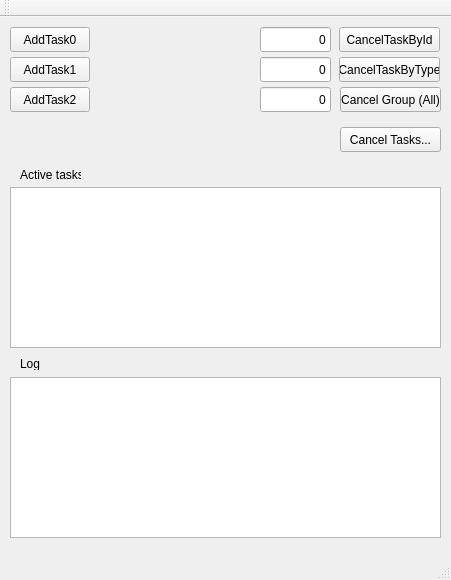
Qt form example/mainwindow.ui (valeksan/CoreTemplate) before a commit.
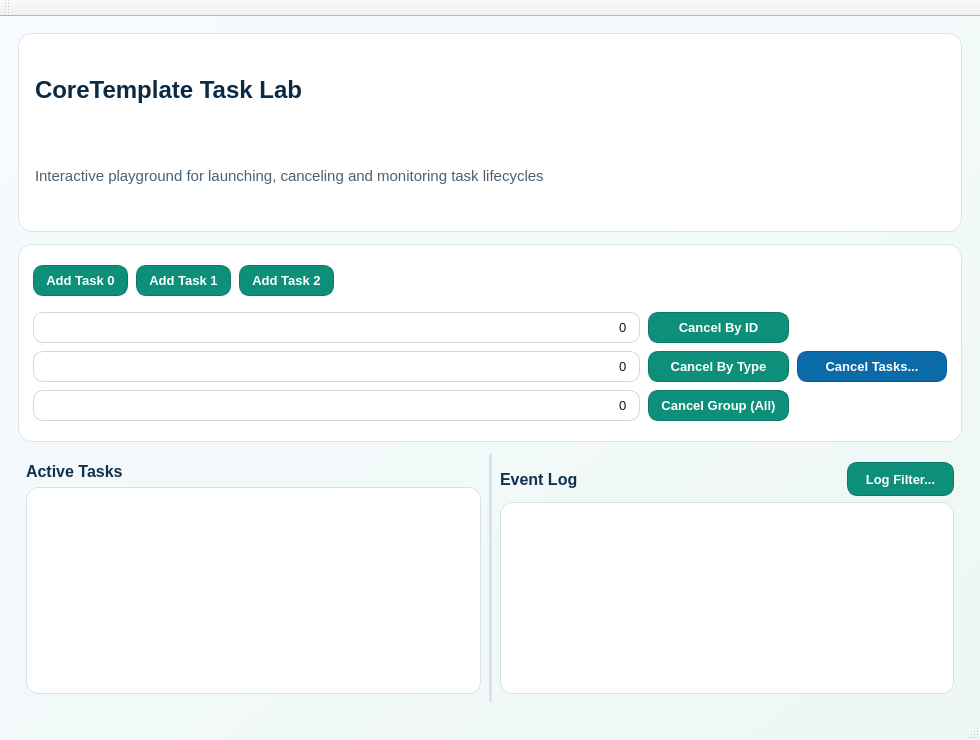
The same form after that commit.

Commit message: feat: redesign ExampleApp UI in .ui, improve adaptive layout and task-cancel UX, add cancellation API aliases and tests

What changed in the file:
```diff
--- a/example/mainwindow.ui
+++ b/example/mainwindow.ui
@@ -6,208 +6,393 @@
    <rect>
     <x>0</x>
     <y>0</y>
-    <width>451</width>
-    <height>580</height>
+    <width>980</width>
+    <height>740</height>
    </rect>
   </property>
+  <property name="minimumSize">
+   <size>
+    <width>780</width>
+    <height>620</height>
+   </size>
+  </property>
   <property name="windowTitle">
-   <string>MainWindow</string>
+   <string>CoreTemplate Task Lab</string>
+  </property>
+  <property name="styleSheet">
+   <string notr="true">QMainWindow {
+  background: qlineargradient(x1:0, y1:0, x2:1, y2:1, stop:0 #f7fbff, stop:1 #eef7f4);
+}
+QWidget {
+  color: #0f172a;
+  font-size: 10pt;
+}
+QFrame#headerCard, QFrame#controlsCard {
+  background: #ffffff;
+  border: 1px solid #d8e4ea;
+  border-radius: 14px;
+}
+QLabel#titleLabel {
+  font-size: 24px;
+  font-weight: 700;
+  color: #0b2a44;
+}
+QLabel#subtitleLabel {
+  font-size: 11pt;
+  color: #4a6072;
+}
+QLabel#label, QLabel#label_2 {
+  font-size: 12pt;
+  font-weight: 700;
+  color: #11324f;
+}
+QPushButton, QToolButton {
+  background: #0d8f79;
+  color: #ffffff;
+  border: 1px solid #0a7866;
+  border-radius: 10px;
+  padding: 7px 12px;
+  font-weight: 600;
+}
+QPushButton:hover, QToolButton:hover {
+  background: #10a38a;
+}
+QPushButton:pressed, QToolButton:pressed {
+  background: #0a7866;
+}
+QPushButton#pushButtonStopTasks {
+  background: #0b6aa8;
+  border: 1px solid #095a90;
+}
+QPushButton#pushButtonStopTasks:hover {
+  background: #0f7bc3;
+}
+QLineEdit {
+  background: #ffffff;
+  border: 1px solid #c9d8e3;
+  border-radius: 10px;
+  padding: 6px 9px;
+}
+QLineEdit:focus {
+  border: 1px solid #0d8f79;
+}
+QListWidget, QTextEdit {
+  background: #ffffff;
+  border: 1px solid #d5e1e8;
+  border-radius: 12px;
+}
+QSplitter::handle {
+  background: #d7e3e9;
+  width: 3px;
+  height: 3px;
+}</string>
   </property>
   <widget class="QWidget" name="centralWidget">
-   <widget class="QPushButton" name="pushButtonAddTask0">
-    <property name="geometry">
-     <rect>
-      <x>10</x>
-      <y>10</y>
-      <width>80</width>
-      <height>25</height>
-     </rect>
+   <layout class="QVBoxLayout" name="verticalLayoutRoot">
+    <property name="spacing">
+     <number>12</number>
     </property>
-    <property name="text">
-     <string>AddTask0</string>
+    <property name="leftMargin">
+     <number>18</number>
     </property>
-   </widget>
-   <widget class="QPushButton" name="pushButtonStopTaskById">
-    <property name="geometry">
-     <rect>
-      <x>339</x>
-      <y>10</y>
-      <width>101</width>
-      <height>25</height>
-     </rect>
+    <property name="topMargin">
+     <number>16</number>
     </property>
-    <property name="text">
-     <string>CancelTaskById</string>
+    <property name="rightMargin">
+     <number>18</number>
     </property>
-   </widget>
-   <widget class="QTextEdit" name="textEdit">
-    <property name="geometry">
-     <rect>
-      <x>10</x>
-      <y>360</y>
-      <width>431</width>
-      <height>161</height>
-     </rect>
+    <property name="bottomMargin">
+     <number>16</number>
     </property>
-    <property name="readOnly">
-     <bool>true</bool>
-    </property>
-   </widget>
-   <widget class="QLineEdit" name="lineEditStopTaskId">
-    <property name="geometry">
-     <rect>
-      <x>260</x>
-      <y>10</y>
-      <width>71</width>
-      <height>25</height>
-     </rect>
-    </property>
-    <property name="text">
-     <string>0</string>
-    </property>
-    <property name="alignment">
-     <set>Qt::AlignmentFlag::AlignRight|Qt::AlignmentFlag::AlignTrailing|Qt::AlignmentFlag::AlignVCenter</set>
-    </property>
-   </widget>
-   <widget class="QPushButton" name="pushButtonAddTask1">
-    <property name="geometry">
-     <rect>
-      <x>10</x>
-      <y>40</y>
-      <width>80</width>
-      <height>25</height>
-     </rect>
-    </property>
-    <property name="text">
-     <string>AddTask1</string>
-    </property>
-   </widget>
-   <widget class="QPushButton" name="pushButtonAddTask2">
-    <property name="geometry">
-     <rect>
-      <x>10</x>
-      <y>70</y>
-      <width>80</width>
-      <height>25</height>
-     </rect>
-    </property>
-    <property name="text">
-     <string>AddTask2</string>
-    </property>
-   </widget>
-   <widget class="QListWidget" name="listWidget">
-    <property name="geometry">
-     <rect>
-      <x>10</x>
-      <y>170</y>
-      <width>431</width>
-      <height>161</height>
-     </rect>
-    </property>
-   </widget>
-   <widget class="QLabel" name="label">
-    <property name="geometry">
-     <rect>
-      <x>20</x>
-      <y>150</y>
-      <width>61</width>
-      <height>16</height>
-     </rect>
-    </property>
-    <property name="text">
-     <string>Active tasks</string>
-    </property>
-   </widget>
-   <widget class="QLabel" name="label_2">
-    <property name="geometry">
-     <rect>
-      <x>20</x>
-      <y>340</y>
-      <width>47</width>
-      <height>13</height>
-     </rect>
-    </property>
-    <property name="text">
-     <string>Log</string>
-    </property>
-   </widget>
-   <widget class="QPushButton" name="pushButtonStopTasks">
-    <property name="geometry">
-     <rect>
-      <x>340</x>
-      <y>110</y>
-      <width>101</width>
-      <height>25</height>
-     </rect>
-    </property>
-    <property name="toolTip">
-     <string>Select cancel mode: active only, all (active + queued), or by group.</string>
-    </property>
-    <property name="text">
-     <string>Cancel Tasks...</string>
-    </property>
-   </widget>
-   <widget class="QLineEdit" name="lineEditStopTaskType">
-    <property name="geometry">
-     <rect>
-      <x>260</x>
-      <y>40</y>
-      <width>71</width>
-      <height>25</height>
-     </rect>
-    </property>
-    <property name="text">
-     <string>0</string>
-    </property>
-    <property name="alignment">
-     <set>Qt::AlignmentFlag::AlignRight|Qt::AlignmentFlag::AlignTrailing|Qt::AlignmentFlag::AlignVCenter</set>
-    </property>
-   </widget>
-   <widget class="QPushButton" name="pushButtonStopTaskByType">
-    <property name="geometry">
-     <rect>
-      <x>339</x>
-      <y>40</y>
-      <width>101</width>
-      <height>25</height>
-     </rect>
-    </property>
-    <property name="text">
-     <string>CancelTaskByType</string>
-    </property>
-   </widget>
-   <widget class="QLineEdit" name="lineEditStopTaskGroup">
-    <property name="geometry">
-     <rect>
-      <x>260</x>
-      <y>70</y>
-      <width>71</width>
-      <height>25</height>
-     </rect>
-    </property>
-    <property name="text">
-     <string>0</string>
-    </property>
-    <property name="alignment">
-     <set>Qt::AlignmentFlag::AlignRight|Qt::AlignmentFlag::AlignTrailing|Qt::AlignmentFlag::AlignVCenter</set>
-    </property>
-   </widget>
-   <widget class="QPushButton" name="pushButtonStopTaskByGroup">
-    <property name="geometry">
-     <rect>
-      <x>340</x>
-      <y>70</y>
-      <width>101</width>
-      <height>25</height>
-     </rect>
-    </property>
-    <property name="toolTip">
-     <string>Cancels all tasks in the specified group, including queued tasks.</string>
-    </property>
-    <property name="text">
-     <string>Cancel Group (All)</string>
-    </property>
-   </widget>
+    <item>
+     <widget class="QFrame" name="headerCard">
+      <property name="frameShape">
+       <enum>QFrame::Shape::StyledPanel</enum>
+      </property>
+      <layout class="QVBoxLayout" name="verticalLayoutHeader">
+       <property name="spacing">
+        <number>4</number>
+       </property>
+       <property name="leftMargin">
+        <number>16</number>
+       </property>
+       <property name="topMargin">
+        <number>14</number>
+       </property>
+       <property name="rightMargin">
+        <number>16</number>
+       </property>
+       <property name="bottomMargin">
+        <number>14</number>
+       </property>
+       <item>
+        <widget class="QLabel" name="titleLabel">
+         <property name="text">
+          <string>CoreTemplate Task Lab </string>
+         </property>
+        </widget>
+       </item>
+       <item>
+        <widget class="QLabel" name="subtitleLabel">
+         <property name="text">
+          <string>Interactive playground for launching, canceling and monitoring task lifecycles</string>
+         </property>
+        </widget>
+       </item>
+      </layout>
+     </widget>
+    </item>
+    <item>
+     <widget class="QFrame" name="controlsCard">
+      <property name="frameShape">
+       <enum>QFrame::Shape::StyledPanel</enum>
+      </property>
+      <layout class="QVBoxLayout" name="verticalLayoutControlsCard">
+       <property name="spacing">
+        <number>10</number>
+       </property>
+       <property name="leftMargin">
+        <number>14</number>
+       </property>
+       <property name="topMargin">
+        <number>14</number>
+       </property>
+       <property name="rightMargin">
+        <number>14</number>
+       </property>
+       <property name="bottomMargin">
+        <number>14</number>
+       </property>
+       <item>
+        <layout class="QHBoxLayout" name="horizontalLayoutAddButtons">
+         <property name="spacing">
+          <number>8</number>
+         </property>
+         <item>
+          <widget class="QPushButton" name="pushButtonAddTask0">
+           <property name="text">
+            <string>Add Task 0</string>
+           </property>
+          </widget>
+         </item>
+         <item>
+          <widget class="QPushButton" name="pushButtonAddTask1">
+           <property name="text">
+            <string>Add Task 1</string>
+           </property>
+          </widget>
+         </item>
+         <item>
+          <widget class="QPushButton" name="pushButtonAddTask2">
+           <property name="text">
+            <string>Add Task 2</string>
+           </property>
+          </widget>
+         </item>
+         <item>
+          <spacer name="horizontalSpacerAddButtons">
+           <property name="orientation">
+            <enum>Qt::Orientation::Horizontal</enum>
+           </property>
+           <property name="sizeHint" stdset="0">
+            <size>
+             <width>40</width>
+             <height>20</height>
+            </size>
+           </property>
+          </spacer>
+         </item>
+        </layout>
+       </item>
+       <item>
+        <layout class="QGridLayout" name="gridLayoutControls">
+         <property name="spacing">
+          <number>8</number>
+         </property>
+         <item row="0" column="0">
+          <widget class="QLineEdit" name="lineEditStopTaskId">
+           <property name="text">
+            <string>0</string>
+           </property>
+           <property name="alignment">
+            <set>Qt::AlignmentFlag::AlignRight|Qt::AlignmentFlag::AlignTrailing|Qt::AlignmentFlag::AlignVCenter</set>
+           </property>
+           <property name="placeholderText">
+            <string>Task ID</string>
+           </property>
+          </widget>
+         </item>
+         <item row="0" column="1">
+          <widget class="QPushButton" name="pushButtonStopTaskById">
+           <property name="text">
+            <string>Cancel By ID</string>
+           </property>
+          </widget>
+         </item>
+         <item row="1" column="0">
+          <widget class="QLineEdit" name="lineEditStopTaskType">
+           <property name="text">
+            <string>0</string>
+           </property>
+           <property name="alignment">
+            <set>Qt::AlignmentFlag::AlignRight|Qt::AlignmentFlag::AlignTrailing|Qt::AlignmentFlag::AlignVCenter</set>
+           </property>
+           <property name="placeholderText">
+            <string>Task Type</string>
+           </property>
+          </widget>
+         </item>
+         <item row="1" column="1">
+          <widget class="QPushButton" name="pushButtonStopTaskByType">
+           <property name="text">
+            <string>Cancel By Type</string>
+           </property>
+          </widget>
+         </item>
+         <item row="2" column="0">
+          <widget class="QLineEdit" name="lineEditStopTaskGroup">
+           <property name="text">
+            <string>0</string>
+           </property>
+           <property name="alignment">
+            <set>Qt::AlignmentFlag::AlignRight|Qt::AlignmentFlag::AlignTrailing|Qt::AlignmentFlag::AlignVCenter</set>
+           </property>
+           <property name="placeholderText">
+            <string>Task Group</string>
+           </property>
+          </widget>
+         </item>
+         <item row="2" column="1">
+          <widget class="QPushButton" name="pushButtonStopTaskByGroup">
+           <property name="toolTip">
+            <string>Cancels all tasks in the specified group, including queued tasks.</string>
+           </property>
+           <property name="text">
+            <string>Cancel Group (All)</string>
+           </property>
+          </widget>
+         </item>
+         <item row="0" column="2" rowspan="3">
+          <widget class="QPushButton" name="pushButtonStopTasks">
+           <property name="minimumSize">
+            <size>
+             <width>150</width>
+             <height>0</height>
+            </size>
+           </property>
+           <property name="toolTip">
+            <string>Select cancel mode: active only, all (active + queued), or by group.</string>
+           </property>
+           <property name="text">
+            <string>Cancel Tasks...</string>
+           </property>
+          </widget>
+         </item>
+        </layout>
+       </item>
+      </layout>
+     </widget>
+    </item>
+    <item>
+     <widget class="QSplitter" name="splitterMainPanels">
+      <property name="orientation">
+       <enum>Qt::Orientation::Horizontal</enum>
+      </property>
+      <property name="childrenCollapsible">
+       <bool>false</bool>
+      </property>
+      <widget class="QWidget" name="tasksPanel">
+       <layout class="QVBoxLayout" name="verticalLayoutTasksPanel">
+        <property name="spacing">
+         <number>6</number>
+        </property>
+        <property name="leftMargin">
+         <number>8</number>
+        </property>
+        <property name="topMargin">
+         <number>8</number>
+        </property>
+        <property name="rightMargin">
+         <number>8</number>
+        </property>
+        <property name="bottomMargin">
+         <number>8</number>
+        </property>
+        <item>
+         <widget class="QLabel" name="label">
+          <property name="text">
+           <string>Active Tasks</string>
+          </property>
+         </widget>
+        </item>
+        <item>
+         <widget class="QListWidget" name="listWidget"/>
+        </item>
+       </layout>
+      </widget>
+      <widget class="QWidget" name="logPanel">
+       <layout class="QVBoxLayout" name="verticalLayoutLogPanel">
+        <property name="spacing">
+         <number>6</number>
+        </property>
+        <property name="leftMargin">
+         <number>8</number>
+        </property>
+        <property name="topMargin">
+         <number>8</number>
+        </property>
+        <property name="rightMargin">
+         <number>8</number>
+        </property>
+        <property name="bottomMargin">
+         <number>8</number>
+        </property>
+        <item>
+         <layout class="QHBoxLayout" name="horizontalLayoutLogHeader">
+          <item>
+           <widget class="QLabel" name="label_2">
+            <property name="text">
+             <string>Event Log</string>
+            </property>
+           </widget>
+          </item>
+          <item>
+           <spacer name="horizontalSpacerLogHeader">
+            <property name="orientation">
+             <enum>Qt::Orientation::Horizontal</enum>
+            </property>
+            <property name="sizeHint" stdset="0">
+             <size>
+              <width>40</width>
+              <height>20</height>
+             </size>
+            </property>
+           </spacer>
+          </item>
+          <item>
+           <widget class="QToolButton" name="toolButtonLogFilter">
+            <property name="text">
+             <string>Log Filter...</string>
+            </property>
+            <property name="popupMode">
+             <enum>QToolButton::ToolButtonPopupMode::InstantPopup</enum>
+            </property>
+           </widget>
+          </item>
+         </layout>
+        </item>
+        <item>
+         <widget class="QTextEdit" name="textEdit">
+          <property name="readOnly">
+           <bool>true</bool>
+          </property>
+         </widget>
+        </item>
+       </layout>
+      </widget>
+     </widget>
+    </item>
+   </layout>
   </widget>
   <widget class="QMenuBar" name="menuBar">
    <property name="geometry">
```
Left out of the diff: 4 changed lines with no effect on the pictures. The commit also changes 5 other files.
